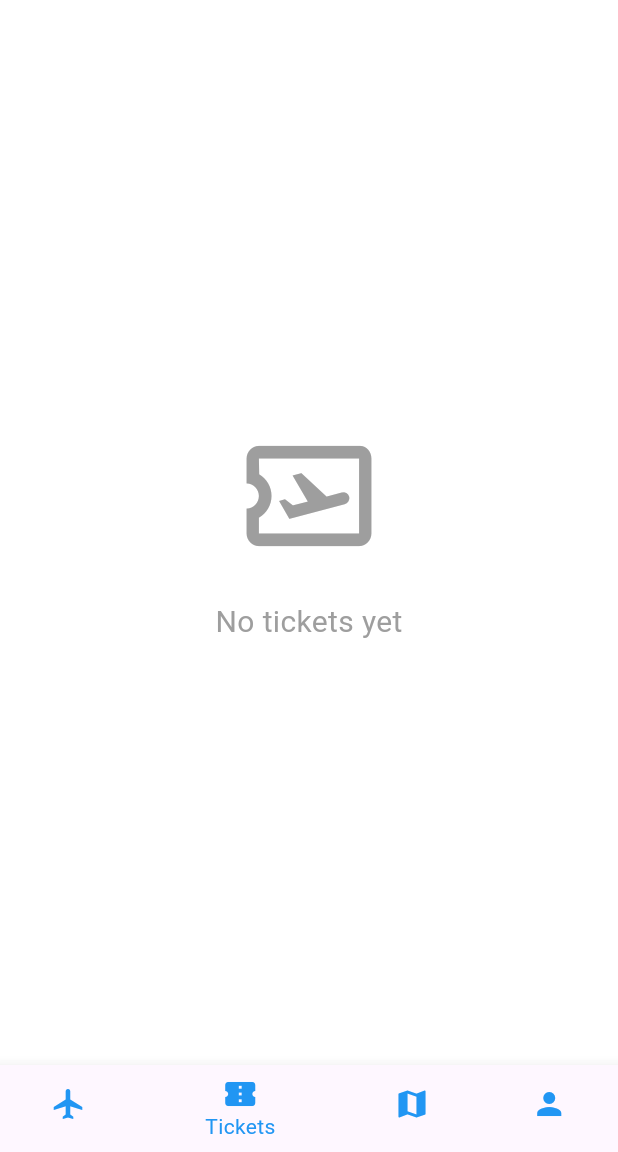
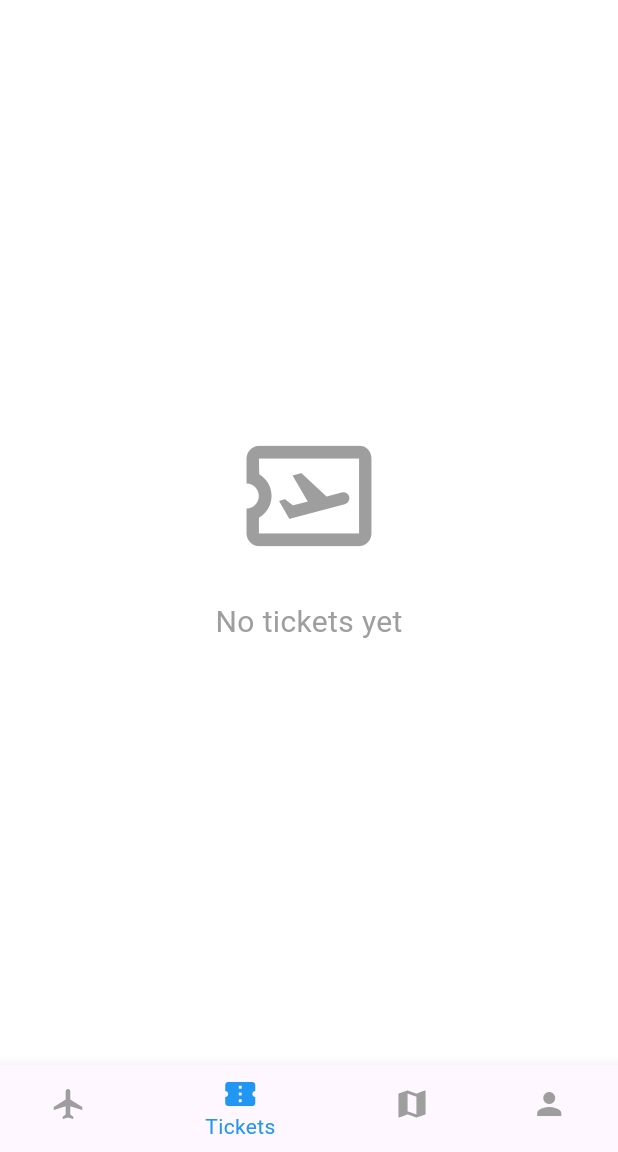
Before and after one commit to aweeff/bookingApp, a Flutter app: the HomePage screen opened directly with empty values, item 2 of the bottom bar chosen, on a phone screen of 412 x 824 dp, the part 84-1236 px from its top. Run offline on Flutter 3.47's test engine with Material 3 defaults, Android fonts, the phone set to English and light mode, and no system bars; our stand-ins replace google_maps_flutter.

Commit message:
Merge remote-tracking branch 'origin/gibaloh' into gibaloh
# Conflicts:
#	lib/home_pages/home_page.dart

```diff
--- a/lib/home_pages/home_page.dart
+++ b/lib/home_pages/home_page.dart
@@ -2,6 +2,7 @@ import 'package:flutter/material.dart';
 import 'package:provider/provider.dart';
 import 'package:google_maps_flutter/google_maps_flutter.dart';
 
+import '../localizations/l10n.dart';
 import '../main.dart';
 import 'my_tickets_page.dart';
 import 'my_favorites_page.dart';
@@ -35,6 +36,7 @@ class _HomePageState extends State<HomePage> {
 
   @override
   Widget build(BuildContext context) {
+    var localizations =   AppLocalizations.of(context);
     return Scaffold(
       appBar: AppBar(
         title: const Text('JetJoy'),
@@ -102,13 +104,25 @@ class _HomePageState extends State<HomePage> {
       bottomNavigationBar: BottomNavigationBar(
         currentIndex: _currentIndex,
         onTap: (index) => setState(() => _currentIndex = index),
-        selectedItemColor: Colors.blue,  // Set the color for the selected icon
-        unselectedItemColor: Colors.blue, // Set the color for the unselected icons
-        items: const <BottomNavigationBarItem>[
-          BottomNavigationBarItem(icon: Icon(Icons.flight), label: 'Booking'),
-          BottomNavigationBarItem(icon: Icon(Icons.confirmation_number), label: 'Tickets'),
-          BottomNavigationBarItem(icon: Icon(Icons.map), label: 'Map'), // Add a new tab for the map
-          BottomNavigationBarItem(icon: Icon(Icons.person), label: 'Profile'),
+        selectedItemColor: Theme.of(context).bottomNavigationBarTheme.selectedItemColor,
+        unselectedItemColor: Theme.of(context).bottomNavigationBarTheme.unselectedItemColor,
+        items: <BottomNavigationBarItem>[
+          BottomNavigationBarItem(
+            icon: Icon(Icons.flight),
+            label: localizations.booking,
+          ),
+          BottomNavigationBarItem(
+            icon: Icon(Icons.confirmation_number),
+            label: localizations.tickets,
+          ),
+          BottomNavigationBarItem(
+            icon: Icon(Icons.map),
+            label: localizations.map,
+          ),
+          BottomNavigationBarItem(
+            icon: Icon(Icons.person),
+            label: localizations.profile,
+          ),
         ],
       ),
     );
--- a/lib/localizations/l10n.dart
+++ b/lib/localizations/l10n.dart
@@ -27,8 +27,13 @@ class AppLocalizations {
   }
 
   String translate(String key) {
-    return _localizedStrings![key]!;
+    return _localizedStrings![key] ?? '** $key not found';
   }
+
+  String get booking => translate('booking');
+  String get tickets => translate('tickets');
+  String get map => translate('map');
+  String get profile => translate('profile');
 }
 
 class _AppLocalizationsDelegate extends LocalizationsDelegate<AppLocalizations> {
--- a/lib/logReg page/login.dart
+++ b/lib/logReg page/login.dart
@@ -75,7 +75,7 @@ class _LoginFormState extends State<LoginForm> {
 
   Future<void> _login() async {
     final response = await http.post(
-      Uri.parse('http://10.202.8.249:3000/api/login'), // Update with your backend URL
+      Uri.parse('http://10.200.1.237:3000/api/login'), // Update with your backend URL
       headers: <String, String>{
         'Content-Type': 'application/json; charset=UTF-8',
       },
--- a/lib/logReg page/registration.dart
+++ b/lib/logReg page/registration.dart
@@ -71,7 +71,7 @@ class _RegisterFormState extends State<RegisterForm> {
   Future<void> _register() async {
     try {
       final response = await http.post(
-        Uri.parse('http://10.202.8.249:3000/api/register'),
+        Uri.parse('http://10.200.1.237:3000/api/register'),
         headers: <String, String>{
           'Content-Type': 'application/json; charset=UTF-8',
         },
--- a/lib/models/UserData.dart
+++ b/lib/models/UserData.dart
@@ -1,7 +1,7 @@
 class UserData {
 
 
-    final String name;
+  final String name;
   final String email;
   final String phone;
   final String address;
--- a/lib/themes/themes.dart
+++ b/lib/themes/themes.dart
@@ -7,6 +7,10 @@ final ThemeData lightTheme = ThemeData(
   scaffoldBackgroundColor: Colors.white,
   appBarTheme: const AppBarTheme(
     color: Colors.blue,
+  ),
+  bottomNavigationBarTheme: const BottomNavigationBarThemeData(
+    selectedItemColor: Colors.blue,
+    unselectedItemColor: Colors.grey,
   ),
   buttonTheme: const ButtonThemeData(
     buttonColor: Colors.blue,
@@ -26,6 +30,10 @@ final ThemeData darkTheme = ThemeData(
   appBarTheme: AppBarTheme(
     color: Colors.grey[850],
   ),
+  bottomNavigationBarTheme: const BottomNavigationBarThemeData(
+    selectedItemColor: Colors.blueGrey,
+    unselectedItemColor: Colors.grey,
+  ),
   buttonTheme: const ButtonThemeData(
     buttonColor: Colors.blueGrey,
     textTheme: ButtonTextTheme.primary,
@@ -44,12 +52,16 @@ final ThemeData customColorfulTheme = ThemeData(
   appBarTheme: const AppBarTheme(
     color: Colors.deepPurple,
   ),
+  bottomNavigationBarTheme: BottomNavigationBarThemeData(
+    selectedItemColor: Colors.amber,
+    unselectedItemColor: Colors.deepPurple[200],
+  ),
   buttonTheme: const ButtonThemeData(
     buttonColor: Colors.amber,
     textTheme: ButtonTextTheme.primary,
   ),
   textTheme: TextTheme(
-    displayLarge: TextStyle(color: Colors.deepPurple),
+    displayLarge: const TextStyle(color: Colors.deepPurple),
     bodyLarge: TextStyle(color: Colors.deepPurple[900]),
   ),
 );
--- a/pubspec.yaml
+++ b/pubspec.yaml
@@ -17,9 +17,9 @@ dependencies:
 
   flutter_localizations:
     sdk: flutter
-  intl: 0.18.1
   intl_utils: ^2.8.7
   google_maps_flutter: ^2.6.1
+  intl: 0.19.0
 
 
 dev_dependencies:
```
Also changed, not shown: pubspec.lock.
